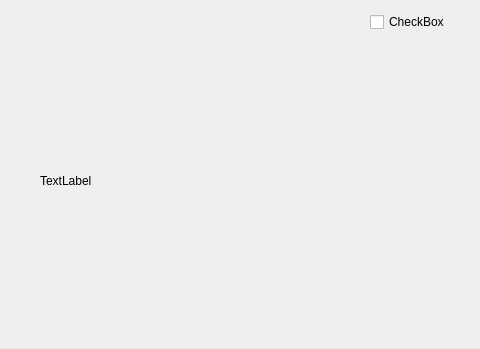
Old version of the form UI/preview.ui in the repository lexxxx-cmd/MailParser.
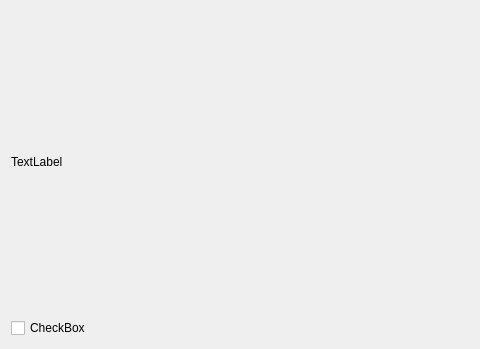
New version of the form. Custom widgets are drawn as their Qt base class.

Diff of the .ui file:
```diff
--- a/UI/preview.ui
+++ b/UI/preview.ui
@@ -10,35 +10,63 @@
     <height>349</height>
    </rect>
   </property>
+  <property name="sizePolicy">
+   <sizepolicy hsizetype="Preferred" vsizetype="Expanding">
+    <horstretch>0</horstretch>
+    <verstretch>0</verstretch>
+   </sizepolicy>
+  </property>
   <property name="windowTitle">
    <string>Form</string>
   </property>
+  <layout class="QVBoxLayout" name="verticalLayout">
+   <item>
+    <spacer name="verticalSpacer_2">
+     <property name="orientation">
+      <enum>Qt::Orientation::Vertical</enum>
+     </property>
+     <property name="sizeHint" stdset="0">
+      <size>
+       <width>20</width>
+       <height>40</height>
+      </size>
+     </property>
+    </spacer>
+   </item>
+   <item>
   <widget class="ROISelectorLabel" name="label">
-   <property name="geometry">
-    <rect>
-     <x>40</x>
-     <y>60</y>
-     <width>281</width>
-     <height>241</height>
-    </rect>
+     <property name="sizePolicy">
+      <sizepolicy hsizetype="Preferred" vsizetype="Fixed">
+       <horstretch>0</horstretch>
+       <verstretch>0</verstretch>
+      </sizepolicy>
    </property>
    <property name="text">
     <string>TextLabel</string>
    </property>
   </widget>
+   </item>
+   <item>
+    <spacer name="verticalSpacer">
+     <property name="orientation">
+      <enum>Qt::Orientation::Vertical</enum>
+     </property>
+     <property name="sizeHint" stdset="0">
+      <size>
+       <width>20</width>
+       <height>40</height>
+      </size>
+     </property>
+    </spacer>
+   </item>
+   <item>
   <widget class="QCheckBox" name="checkBox">
-   <property name="geometry">
-    <rect>
-     <x>370</x>
-     <y>10</y>
-     <width>99</width>
-     <height>24</height>
-    </rect>
-   </property>
    <property name="text">
     <string>CheckBox</string>
    </property>
   </widget>
+   </item>
+  </layout>
  </widget>
  <customwidgets>
   <customwidget>
```
Lines whose indentation alone changed are shown as unchanged.
